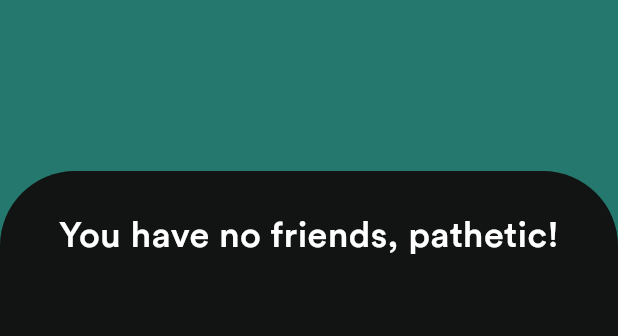
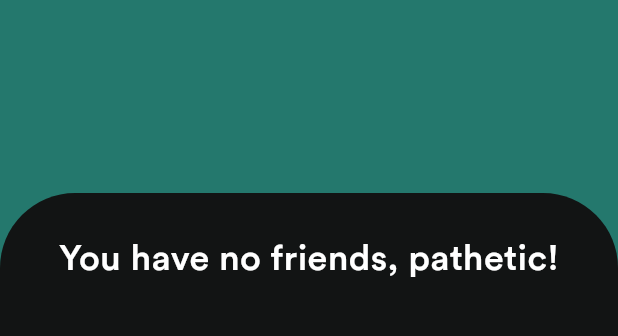
Before and after one commit to RodrigoUchoa001/chat-app, a Flutter app: the FriendsScreen screen opened directly, on a phone screen of 412 x 824 dp, the part 92-428 px from its top. Run offline on Flutter 3.47's test engine with Material 3 defaults, Android fonts, the phone set to English and light mode, and no system bars; our stand-ins replace cloud_firestore, email_validator, firebase_auth, firebase_core, flutter_riverpod, flutter_slidable and 5 more; accounts and stored records are empty; generated files the repository leaves out were written again; network calls fail.

Commit message:
fixed dimensions of friends list

```diff
--- a/lib/features/friends/presentation/friends_screen.dart
+++ b/lib/features/friends/presentation/friends_screen.dart
@@ -56,7 +56,7 @@ class _FriendsScreenState extends ConsumerState<FriendsScreen> {
               ),
             ),
             HomeContentBackground(
-              height: screenHeight - 175.33, //CHUTEI ESSE NUMERO
+              height: screenHeight - 190, //CHUTEI ESSE NUMERO
               child: FriendsListWidget(),
             ),
           ],
```
